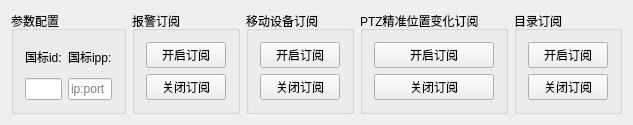
Old version of the form GB28181Client/src/GB28181Client/GBSubscribeDlg.ui in the repository Lucas2525117/GB28181Client.
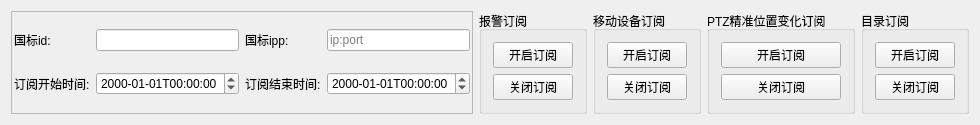
New version of the form.

Commit message: modify "Subscribe" method

Patch:
```diff
--- a/GB28181Client/src/GB28181Client/GBSubscribeDlg.ui
+++ b/GB28181Client/src/GB28181Client/GBSubscribeDlg.ui
@@ -6,7 +6,7 @@
    <rect>
     <x>0</x>
     <y>0</y>
-    <width>614</width>
+    <width>931</width>
     <height>102</height>
    </rect>
   </property>
@@ -15,12 +15,34 @@
   </property>
   <layout class="QHBoxLayout" name="horizontalLayout">
    <item>
-    <widget class="QGroupBox" name="groupBox">
-     <property name="title">
-      <string>参数配置</string>
+    <widget class="QFrame" name="frame">
+     <property name="frameShape">
+      <enum>QFrame::StyledPanel</enum>
      </property>
-     <layout class="QGridLayout" name="gridLayout">
-      <item row="1" column="0">
+     <property name="frameShadow">
+      <enum>QFrame::Raised</enum>
+     </property>
+     <layout class="QGridLayout" name="gridLayout_2">
+      <property name="leftMargin">
+       <number>2</number>
+      </property>
+      <property name="topMargin">
+       <number>2</number>
+      </property>
+      <property name="rightMargin">
+       <number>2</number>
+      </property>
+      <property name="bottomMargin">
+       <number>2</number>
+      </property>
+      <item row="0" column="3">
+       <widget class="QLineEdit" name="le_ipp">
+        <property name="placeholderText">
+         <string>ip:port</string>
+        </property>
+       </widget>
+      </item>
+      <item row="0" column="1">
        <widget class="QLineEdit" name="le_gbid"/>
       </item>
       <item row="0" column="0">
@@ -30,17 +52,38 @@
         </property>
        </widget>
       </item>
-      <item row="0" column="1">
+      <item row="0" column="2">
        <widget class="QLabel" name="label_2">
         <property name="text">
          <string>国标ipp:</string>
         </property>
        </widget>
       </item>
+      <item row="1" column="0">
+       <widget class="QLabel" name="label_3">
+        <property name="text">
+         <string>订阅开始时间:</string>
+        </property>
+       </widget>
+      </item>
       <item row="1" column="1">
-       <widget class="QLineEdit" name="le_ipp">
-        <property name="placeholderText">
-         <string>ip:port</string>
+       <widget class="QDateTimeEdit" name="dte_startTime">
+        <property name="displayFormat">
+         <string>yyyy-MM-ddTHH:mm:ss</string>
+        </property>
+       </widget>
+      </item>
+      <item row="1" column="2">
+       <widget class="QLabel" name="label_4">
+        <property name="text">
+         <string>订阅结束时间:</string>
+        </property>
+       </widget>
+      </item>
+      <item row="1" column="3">
+       <widget class="QDateTimeEdit" name="dte_endTime">
+        <property name="displayFormat">
+         <string>yyyy-MM-ddTHH:mm:ss</string>
         </property>
        </widget>
       </item>
```
The commit also changes 11 other files.
